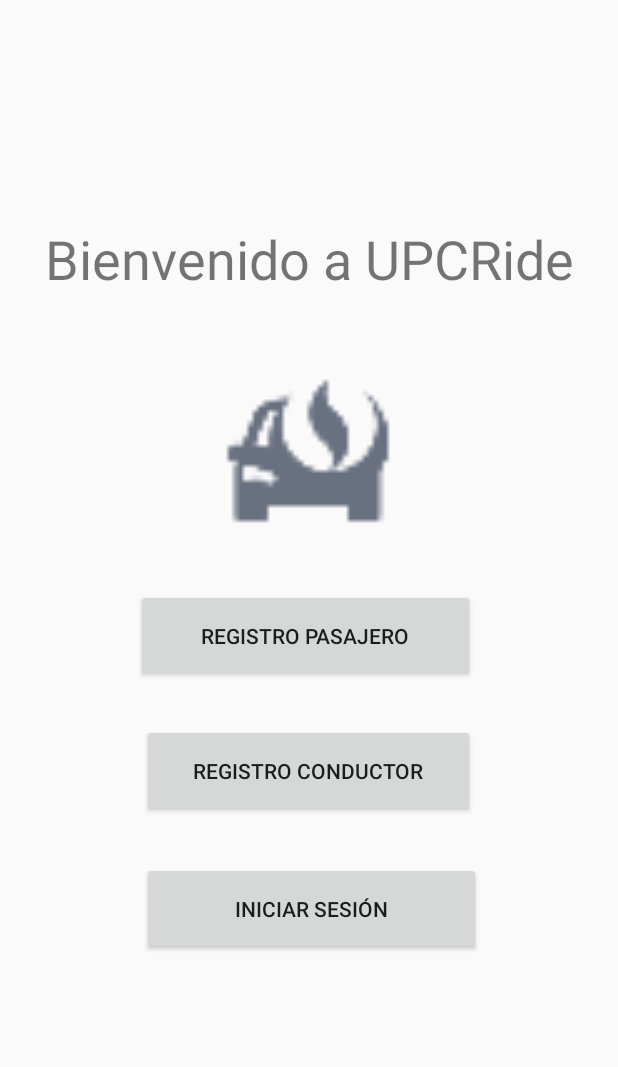
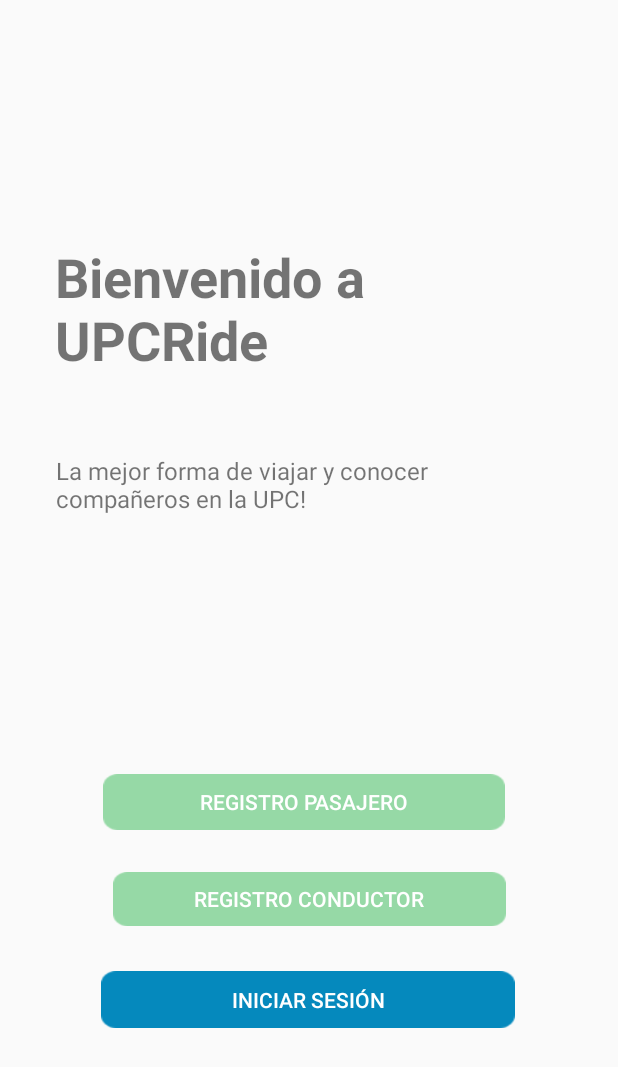
Before and after one commit to Cesar947/UPCRideMoviles, an Android app: the screen it shows after launch (Bienvenido), on a phone screen of 412 x 824 dp. Shown: the top 1067 px of the screen. Run offline under Robolectric (Android 15) with nearby library versions, the phone set to English and light mode, and no system bars.

Commit message:
Casi todo el flujo en vistas

```diff
--- a/UPCRideKotlin/app/src/main/res/layout/activity_bienvenido.xml
+++ b/UPCRideKotlin/app/src/main/res/layout/activity_bienvenido.xml
@@ -8,61 +8,72 @@
 
     <Button
         android:id="@+id/btnRegistrarme"
-        android:layout_width="222dp"
-        android:layout_height="62dp"
+        android:layout_width="262dp"
+        android:layout_height="36dp"
         android:layout_marginTop="28dp"
+        android:background="@drawable/button2"
         android:text="@string/tvRegistroConductor"
+        android:textColor="@color/common_google_signin_btn_text_dark_default"
         app:layout_constraintEnd_toEndOf="parent"
-        app:layout_constraintHorizontal_bias="0.497"
         app:layout_constraintStart_toStartOf="parent"
         app:layout_constraintTop_toBottomOf="@+id/btnRegistrarPasajero" />
 
     <TextView
         android:id="@+id/textView"
-        android:layout_width="wrap_content"
-        android:layout_height="wrap_content"
-        android:layout_marginTop="148dp"
+        android:layout_width="221dp"
+        android:layout_height="114dp"
+        android:layout_marginTop="160dp"
         android:text="@string/tvBienvenido"
         android:textSize="36sp"
+        android:textStyle="bold"
+        app:layout_constraintBottom_toBottomOf="parent"
         app:layout_constraintEnd_toEndOf="parent"
+        app:layout_constraintHorizontal_bias="0.194"
         app:layout_constraintStart_toStartOf="parent"
         app:layout_constraintTop_toTopOf="parent"
+        app:layout_constraintVertical_bias="0.0"
         tools:text="@string/tvBienvenido" />
 
-    <ImageView
-        android:id="@+id/imageView4"
-        android:layout_width="124dp"
-        android:layout_height="120dp"
-        android:layout_marginTop="44dp"
+    <TextView
+        android:id="@+id/textView10"
+        android:layout_width="268dp"
+        android:layout_height="59dp"
+        android:text="La mejor forma de viajar y conocer compañeros en la UPC!"
+        android:textSize="16sp"
+        app:layout_constraintBottom_toBottomOf="parent"
         app:layout_constraintEnd_toEndOf="parent"
-        app:layout_constraintHorizontal_bias="0.498"
+        app:layout_constraintHorizontal_bias="0.258"
         app:layout_constraintStart_toStartOf="parent"
-        app:layout_constraintTop_toBottomOf="@+id/textView"
-        app:srcCompat="@drawable/ic_action_logo" />
+        app:layout_constraintTop_toTopOf="parent"
+        app:layout_constraintVertical_bias="0.396" />
 
     <Button
         android:id="@+id/btnIniciarSesion"
-        android:layout_width="226dp"
-        android:layout_height="62dp"
+        android:layout_width="276dp"
+        android:layout_height="38dp"
         android:layout_marginTop="30dp"
+        android:background="@drawable/l"
         android:text="@string/btnIniciarSesion"
+        android:textColor="@color/common_google_signin_btn_text_dark_default"
         app:layout_constraintBottom_toBottomOf="parent"
         app:layout_constraintEnd_toEndOf="parent"
-        app:layout_constraintHorizontal_bias="0.508"
+        app:layout_constraintHorizontal_bias="0.497"
         app:layout_constraintStart_toStartOf="parent"
         app:layout_constraintTop_toBottomOf="@+id/btnRegistrarme"
         app:layout_constraintVertical_bias="0.0" />
 
     <Button
         android:id="@+id/btnRegistrarPasajero"
-        android:layout_width="226dp"
-        android:layout_height="62dp"
-        android:layout_marginTop="32dp"
+        android:layout_width="268dp"
+        android:layout_height="37dp"
+        android:layout_marginTop="516dp"
+        android:background="@drawable/button2"
         android:text="@string/tvRegistroPasajero"
+        android:textColor="@color/common_google_signin_btn_text_dark_default"
         app:layout_constraintEnd_toEndOf="parent"
-        app:layout_constraintHorizontal_bias="0.486"
+        app:layout_constraintHorizontal_bias="0.479"
         app:layout_constraintStart_toStartOf="parent"
-        app:layout_constraintTop_toBottomOf="@+id/imageView4" />
+        app:layout_constraintTop_toTopOf="parent" />
 
 
 </androidx.constraintlayout.widget.ConstraintLayout>
--- a/UPCRideKotlin/app/src/main/res/layout/activity_login.xml
+++ b/UPCRideKotlin/app/src/main/res/layout/activity_login.xml
@@ -38,7 +38,7 @@
         android:id="@+id/btnIngresarLogin"
         android:layout_width="276dp"
         android:layout_height="33dp"
-        android:background="@color/colorPrimary"
+        android:background="@drawable/l"
         android:bottomLeftRadius="120dp"
         android:bottomRightRadius="20dp"
         android:text="Continuar"
```
Also changed, not shown: UPCRideKotlin/app/src/main/res/drawable/button2.png (added), UPCRideKotlin/app/src/main/res/drawable/l.png (added).
